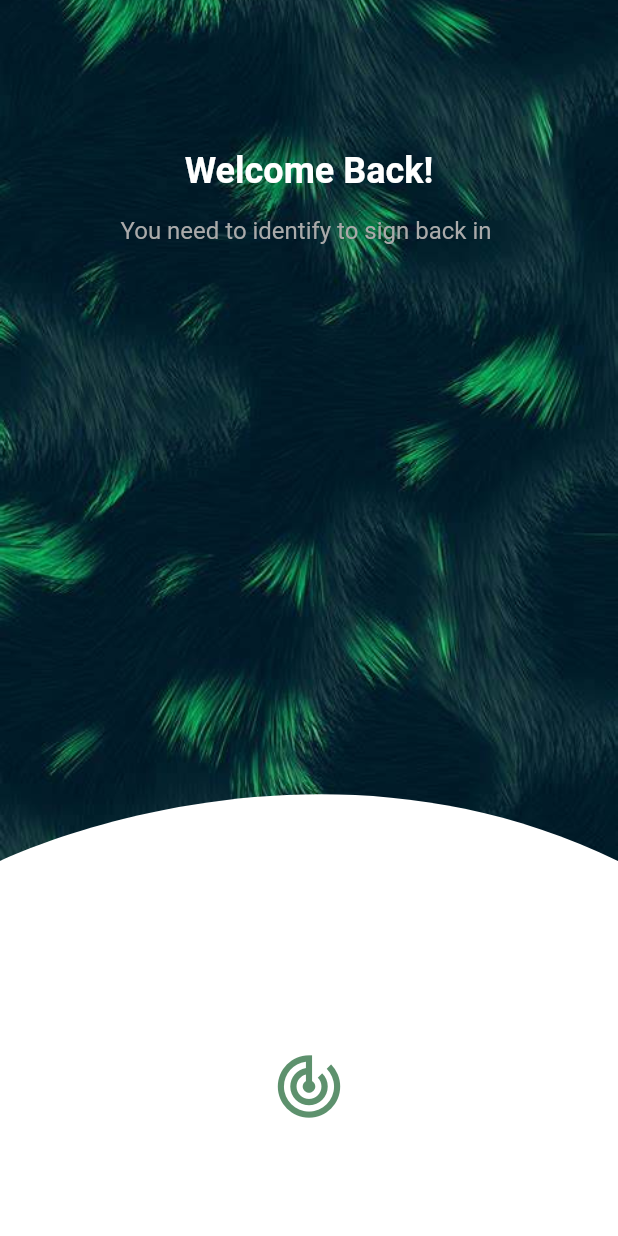
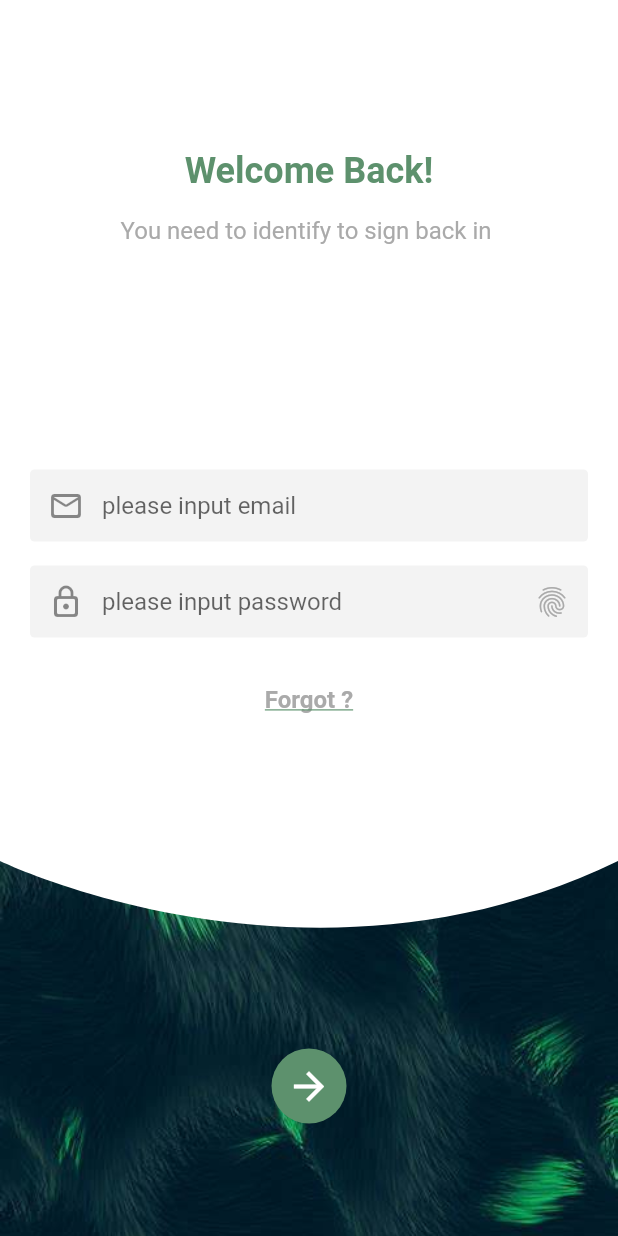
Before and after one commit to MaLuns/flutter_study, a Flutter app: the LoginPage screen opened by its route, after a tap on the "arrow forward" icon, on a phone screen of 412 x 824 dp. Run offline on Flutter 3.47's test engine with Material 2 defaults, Android fonts, the phone set to English and light mode, and no system bars; our stand-ins replace toast.

Commit message:
upd: update

```diff
--- a/lib/pages/login.dart
+++ /dev/null
@@ -1,290 +0,0 @@
-import 'package:flutter/material.dart';
-
-class LoginPage extends StatefulWidget {
-  @override
-  _LoginPageState createState() => _LoginPageState();
-}
-
-class _LoginPageState extends State<LoginPage> with SingleTickerProviderStateMixin {
-  AnimationController _controller;
-  int type = 0;
-  @override
-  void initState() {
-    super.initState();
-
-    _controller = AnimationController(duration: Duration(milliseconds: 300), value: 0, upperBound: 2, vsync: this);
-    CurvedAnimation(parent: _controller, curve: Curves.easeInOutQuart)
-      ..addListener(() {
-        setState(() {});
-      });
-    /* _controller.repeat(reverse: true); */
-  }
-
-  OutlineInputBorder _getOutlineInputBorder() {
-    return OutlineInputBorder(
-      borderSide: BorderSide(color: Color(0x00000000)),
-      borderRadius: BorderRadius.all(
-        Radius.circular(3),
-      ),
-    );
-  }
-
-  @override
-  void dispose() {
-    _controller.dispose();
-    super.dispose();
-  }
-
-  Widget renderPwaLogin() {
-    return Container(
-      key: ValueKey('renderPwaLogin'),
-      padding: EdgeInsets.fromLTRB(20, 100, 20, 20),
-      child: Column(
-        crossAxisAlignment: CrossAxisAlignment.center,
-        children: [
-          Center(
-            child: Text(
-              "Welcome Back!",
-              style: TextStyle(
-                color: Color(0xff5d916d),
-                fontWeight: FontWeight.w700,
-                fontSize: 24,
-              ),
-            ),
-          ),
-          Padding(padding: EdgeInsets.only(top: 16)),
-          Center(
-            child: Text(
-              "You need to identify to sign back in ",
-              style: TextStyle(
-                fontSize: 16,
-                color: Color(0xffaaaaaa),
-              ),
-            ),
-          ),
-          Padding(padding: EdgeInsets.only(top: 150)),
-          TextField(
-            maxLines: 1,
-            keyboardType: TextInputType.emailAddress,
-            decoration: InputDecoration(
-              hintText: "E - M A I l",
-              contentPadding: EdgeInsets.symmetric(vertical: 5),
-              fillColor: Color(0xffeeeeee),
-              filled: true,
-              enabledBorder: _getOutlineInputBorder(),
-              focusedBorder: _getOutlineInputBorder(),
-            ),
-          ),
-          Padding(padding: EdgeInsets.all(10)),
-          TextField(
-            maxLines: 1,
-            keyboardType: TextInputType.emailAddress,
-            decoration: InputDecoration(
-              hintText: "E - M A I l",
-              contentPadding: EdgeInsets.symmetric(vertical: 5),
-              fillColor: Color(0xffeeeeee),
-              filled: true,
-              enabledBorder: _getOutlineInputBorder(),
-              focusedBorder: _getOutlineInputBorder(),
-            ),
-          ),
-        ],
-      ),
-    );
-  }
-
-  Widget renderZwLogin() {
-    return Container(
-      key: ValueKey('renderZwLogin'),
-      padding: EdgeInsets.fromLTRB(20, 100, 20, 20),
-      child: Column(
-        crossAxisAlignment: CrossAxisAlignment.center,
-        children: [
-          Center(
-            child: Text(
-              "Welcome Back!",
-              style: TextStyle(
-                color: Color(0xffffffff),
-                fontWeight: FontWeight.w700,
-                fontSize: 24,
-              ),
-            ),
-          ),
-          Padding(padding: EdgeInsets.all(8)),
-          Center(
-            child: Text(
-              "You need to identify to sign back in ",
-              style: TextStyle(
-                fontSize: 16,
-                color: Color(0xffaaaaaa),
-              ),
-            ),
-          )
-        ],
-      ),
-    );
-  }
-
-  @override
-  Widget build(BuildContext context) {
-    return Scaffold(
-      primary: false,
-      /* backgroundColor: Color(0xfff3f3f3), */
-      resizeToAvoidBottomPadding: false,
-      body: Container(
-        height: MediaQuery.of(context).size.height,
-        width: MediaQuery.of(context).size.width,
-        decoration: BoxDecoration(
-          image: DecorationImage(
-            fit: BoxFit.cover,
-            image: AssetImage('asset/images/login.jpg'),
-          ),
-        ),
-        child: Stack(
-          children: [
-            Container(
-              child: CustomPaint(
-                size: MediaQuery.of(context).size,
-                painter: BgView(_controller.value),
-              ),
-            ),
-            AnimatedSwitcher(
-              duration: Duration(milliseconds: 300),
-              transitionBuilder: (Widget child, Animation<double> animation) => FadeTransition(child: child, opacity: animation),
-              child: type == 0 ? renderPwaLogin() : renderZwLogin(),
-            ),
-            Positioned(
-              bottom: 75,
-              left: 0,
-              right: 0,
-              child: AnimatedSwitcher(
-                duration: Duration(milliseconds: 300),
-                transitionBuilder: (Widget child, Animation<double> animation) => FadeTransition(child: child, opacity: animation),
-                child: type == 0
-                    ? Center(
-                        key: ValueKey(type),
-                        child: GestureDetector(
-                          child: Container(
-                            width: 50,
-                            height: 50,
-                            decoration: BoxDecoration(
-                              color: Color(0xff5d916d),
-                              borderRadius: BorderRadius.circular(25),
-                            ),
-                            child: Icon(
-                              Icons.arrow_forward,
-                              color: Colors.white,
-                              size: 30,
-                            ),
-                          ),
-                          onTap: () {
-                            this._controller.forward();
-                            setState(() {
-                              type = type == 0 ? 1 : 0;
-                            });
-                          },
-                        ),
-                      )
-                    : Center(
-                        key: ValueKey(type),
-                        child: GestureDetector(
-                          child: Container(
-                            width: 50,
-                            height: 50,
-                            child: Icon(
-                              Icons.track_changes,
-                              color: Color(0xff5d916d),
-                              size: 50,
-                            ),
-                          ),
-                          onTap: () {
-                            this._controller.reverse();
-                            setState(() {
-                              type = type == 0 ? 1 : 0;
-                            });
-                          },
-                        ),
-                      ),
-              ),
-            ),
-          ],
-        ),
-      ),
-    );
-  }
-}
-
-class BgView extends CustomPainter {
-  double progress;
-  BgView(this.progress) : super();
-
-  @override
-  void paint(Canvas canvas, Size size) {
-    final paint = Paint()
-      ..color = Color(0xffffffff)
-      ..isAntiAlias = true;
-    double minHeight = 150; // 最低高度
-    double radianHeight = 100; // 弧度高度
-
-    if (progress < 1) {
-      /* canvas.drawPath(
-        Path()
-          ..moveTo(0, (size.height - minHeight) * progress)
-          ..lineTo(0, size.height - (minHeight + radianHeight) * (1 - progress))
-          ..cubicTo(
-            0,
-            size.height - (minHeight + radianHeight) * (1 - progress),
-            size.width / 2,
-            size.height - minHeight * (1 - progress),
-            size.width,
-            size.height - (minHeight + radianHeight) * (1 - progress),
-          )
-          ..lineTo(size.width, (size.height - minHeight) * progress)
-          ..cubicTo(
-            size.width,
-            (size.height - minHeight) * progress,
-            size.width / 2,
-            (size.height - minHeight - radianHeight) * progress,
-            0,
-            (size.height - minHeight) * progress,
-          ),
-        paint,
-      ); */
-      canvas.drawPath(
-        Path()
-          ..moveTo(0, 0)
-          ..lineTo(0, size.height - (minHeight + radianHeight) * (1 - progress))
-          ..cubicTo(
-            0,
-            size.height - (minHeight + radianHeight) * (1 - progress),
-            size.width / 2,
-            size.height - minHeight * (1 - progress),
-            size.width,
-            size.height - (minHeight + radianHeight) * (1 - progress),
-          )
-          ..lineTo(size.width, 0),
-        paint,
-      );
-    } else {
-      print((size.height - minHeight) * (progress - 1));
-      canvas.drawPath(
-        Path()
-          ..moveTo(0, size.height)
-          ..lineTo(0, (size.height - minHeight - radianHeight) * (progress - 1))
-          ..cubicTo(
-            0,
-            (size.height - minHeight - radianHeight) * (progress - 1),
-            size.width / 2,
-            (size.height - minHeight - radianHeight * 2) * (progress - 1),
-            size.width,
-            (size.height - minHeight - radianHeight) * (progress - 1),
-          )
-          ..lineTo(size.width, size.height),
-        paint,
-      );
-    }
-  }
-
-  @override
-  bool shouldRepaint(covariant CustomPainter oldDelegate) => true;
-}
--- a/lib/router/index.dart
+++ b/lib/router/index.dart
@@ -1,8 +1,8 @@
 import 'package:flutter/widgets.dart';
 import 'package:flutter_study/demo_app/study_app/home.dart';
 import 'package:flutter_study/demo_app/theme_shop/index.dart';
-import 'package:flutter_study/pages/home.dart';
-import 'package:flutter_study/pages/login.dart';
+import 'package:flutter_study/views/home.dart';
+import 'package:flutter_study/views/login.dart';
 
 Map<String, WidgetBuilder> routes = {
   '/': (context) => HomePage(),
--- /dev/null
+++ b/lib/views/login.dart
@@ -0,0 +1,387 @@
+import 'package:flutter/material.dart';
+
+class LoginPage extends StatefulWidget {
+  @override
+  _LoginPageState createState() => _LoginPageState();
+}
+
+class _LoginPageState extends State<LoginPage> with SingleTickerProviderStateMixin {
+  AnimationController _controller;
+  int type = 0;
+  double minHeight = 150;
+  double radianHeight = 100;
+
+  @override
+  void initState() {
+    super.initState();
+
+    _controller = AnimationController(duration: Duration(milliseconds: 300), value: 0, upperBound: 2, vsync: this);
+    CurvedAnimation(parent: _controller, curve: Curves.easeInOutQuart)
+      ..addListener(() {
+        setState(() {});
+      });
+  }
+
+  @override
+  void dispose() {
+    _controller.dispose();
+    super.dispose();
+  }
+
+  void change() {
+    if (this._controller.status == AnimationStatus.dismissed) {
+      this._controller.forward();
+    }
+    if (this._controller.status == AnimationStatus.completed) {
+      this._controller.reverse();
+    }
+    setState(() {
+      type = type == 0 ? 1 : 0;
+    });
+  }
+
+  @override
+  Widget build(BuildContext context) {
+    return Scaffold(
+      primary: false,
+      resizeToAvoidBottomPadding: false,
+      body: GestureDetector(
+        onTap: () {
+          // 点击其他区域 去除焦点
+          FocusScope.of(context).unfocus();
+        },
+        child: Container(
+          height: MediaQuery.of(context).size.height,
+          width: MediaQuery.of(context).size.width,
+          decoration: BoxDecoration(
+            image: DecorationImage(
+              fit: BoxFit.cover,
+              image: AssetImage('asset/images/login.jpg'),
+            ),
+          ),
+          child: Stack(
+            children: [
+              Container(
+                child: CustomPaint(
+                  size: MediaQuery.of(context).size,
+                  painter: BgView(
+                    progress: _controller.value,
+                    minHeight: minHeight,
+                    radianHeight: radianHeight,
+                  ),
+                ),
+              ),
+              AnimatedSwitcher(
+                duration: Duration(milliseconds: 300),
+                transitionBuilder: (Widget child, Animation<double> animation) => FadeTransition(child: child, opacity: animation),
+                child: type == 0
+                    ? PasswordLogin(
+                        key: ValueKey('renderPasswordLogin'),
+                        typeChange: this.change,
+                        minHeight: minHeight,
+                        radianHeight: radianHeight,
+                      )
+                    : FingerprintLogin(
+                        key: ValueKey('renderFingerprintLogin'),
+                        typeChange: this.change,
+                        minHeight: minHeight,
+                        radianHeight: radianHeight,
+                      ),
+              ),
+            ],
+          ),
+        ),
+      ),
+    );
+  }
+}
+
+// 用户密码登录
+class PasswordLogin extends StatefulWidget {
+  final Function typeChange;
+  final double minHeight;
+  final double radianHeight;
+
+  PasswordLogin({Key key, this.typeChange, this.minHeight = 150, this.radianHeight = 100}) : super(key: key);
+
+  @override
+  _PasswordLoginState createState() => _PasswordLoginState();
+}
+
+class _PasswordLoginState extends State<PasswordLogin> {
+  FocusNode focusNode = FocusNode(
+    descendantsAreFocusable: false,
+    canRequestFocus: false,
+    skipTraversal: true,
+  );
+
+  OutlineInputBorder _getOutlineInputBorder() {
+    return OutlineInputBorder(
+      borderSide: BorderSide(color: Color(0x00000000)),
+      borderRadius: BorderRadius.all(
+        Radius.circular(3),
+      ),
+    );
+  }
+
+  @override
+  Widget build(BuildContext context) {
+    return Stack(
+      key: ValueKey('renderPasswordLogin'),
+      children: [
+        Padding(
+          padding: EdgeInsets.fromLTRB(20, 100, 20, 20),
+          child: Column(
+            crossAxisAlignment: CrossAxisAlignment.center,
+            children: [
+              Center(
+                child: Text(
+                  "Welcome Back!",
+                  style: TextStyle(
+                    color: Color(0xff5d916d),
+                    fontWeight: FontWeight.w700,
+                    fontSize: 24,
+                  ),
+                ),
+              ),
+              Padding(padding: EdgeInsets.only(top: 16)),
+              Center(
+                child: Text(
+                  "You need to identify to sign back in ",
+                  style: TextStyle(
+                    fontSize: 16,
+                    color: Color(0xffaaaaaa),
+                  ),
+                ),
+              ),
+              Padding(padding: EdgeInsets.only(top: 150)),
+              TextField(
+                maxLines: 1,
+                keyboardType: TextInputType.emailAddress,
+                decoration: InputDecoration(
+                  hintText: "please input email",
+                  contentPadding: EdgeInsets.symmetric(vertical: 5),
+                  fillColor: Color(0xfff3f3f3),
+                  filled: true,
+                  enabledBorder: _getOutlineInputBorder(),
+                  focusedBorder: _getOutlineInputBorder(),
+                  prefixIcon: Icon(Icons.mail_outline_rounded),
+                ),
+                //textAlign: TextAlign.center,
+              ),
+              Padding(padding: EdgeInsets.only(top: 16)),
+              TextField(
+                maxLines: 1,
+                keyboardType: TextInputType.visiblePassword,
+                focusNode: focusNode,
+                decoration: InputDecoration(
+                  hintText: "please input password",
+                  contentPadding: EdgeInsets.symmetric(vertical: 5),
+                  fillColor: Color(0xfff3f3f3),
+                  filled: true,
+                  enabledBorder: _getOutlineInputBorder(),
+                  focusedBorder: _getOutlineInputBorder(),
+                  prefixIcon: Icon(Icons.lock_outline_rounded),
+                  suffixIcon: IconButton(
+                    icon: Icon(Icons.fingerprint, color: Color(0xffaaaaaa)),
+                    onPressed: () {
+                      focusNode.unfocus();
+                      widget.typeChange();
+                    },
+                  ),
+                ),
+              ),
+              Padding(padding: EdgeInsets.only(top: 32)),
+              Center(
+                child: Text(
+                  "Forgot ?",
+                  style: TextStyle(
+                    color: Color(0xffaaaaaa),
+                    fontWeight: FontWeight.w700,
+                    fontSize: 16,
+                    decoration: TextDecoration.underline,
+                    decorationColor: Color(0xff5d916d),
+                    decorationStyle: TextDecorationStyle.solid,
+                  ),
+                ),
+              ),
+            ],
+          ),
+        ),
+        Positioned(
+          bottom: 0,
+          left: 0,
+          right: 0,
+          height: widget.minHeight + widget.radianHeight / 2,
+          child: Center(
+            child: GestureDetector(
+              child: Container(
+                width: 50,
+                height: 50,
+                decoration: BoxDecoration(
+                  color: Color(0xff5d916d),
+                  borderRadius: BorderRadius.circular(25),
+                ),
+                child: Icon(
+                  Icons.arrow_forward,
+                  color: Colors.white,
+                  size: 30,
+                ),
+              ),
+              onTap: () {},
+            ),
+          ),
+        ),
+      ],
+    );
+  }
+}
+
+// 指纹登录
+class FingerprintLogin extends StatefulWidget {
+  final Function typeChange;
+  final double minHeight;
+  final double radianHeight;
+
+  FingerprintLogin({Key key, this.typeChange, this.minHeight = 150, this.radianHeight = 100}) : super(key: key);
+
+  @override
+  _FingerprintLoginState createState() => _FingerprintLoginState();
+}
+
+class _FingerprintLoginState extends State<FingerprintLogin> {
+  @override
+  Widget build(BuildContext context) {
+    return Stack(
+      key: ValueKey('renderFingerprintLogin'),
+      children: [
+        Padding(
+          padding: EdgeInsets.fromLTRB(20, 100, 20, 20),
+          child: Column(
+            crossAxisAlignment: CrossAxisAlignment.center,
+            children: [
+              Center(
+                child: Text(
+                  "Welcome Back!",
+                  style: TextStyle(
+                    color: Color(0xffffffff),
+                    fontWeight: FontWeight.w700,
+                    fontSize: 24,
+                  ),
+                ),
+              ),
+              Padding(padding: EdgeInsets.all(8)),
+              Center(
+                child: Text(
+                  "You need to identify to sign back in ",
+                  style: TextStyle(
+                    fontSize: 16,
+                    color: Color(0xffaaaaaa),
+                  ),
+                ),
+              ),
+            ],
+          ),
+        ),
+        Positioned(
+          bottom: 0,
+          left: 0,
+          right: 0,
+          height: widget.minHeight + widget.radianHeight * 1.5,
+          child: Column(
+            mainAxisAlignment: MainAxisAlignment.center,
+            children: [
+              Container(
+                width: 70,
+                height: 70,
+                child: Icon(
+                  Icons.fingerprint,
+                  color: Color(0xff5d916d),
+                  size: 70,
+                ),
+              ),
+              GestureDetector(
+                child: Padding(
+                  padding: EdgeInsets.only(top: 80),
+                  child: Text(
+                    'Use password',
+                    style: TextStyle(
+                      color: Color(0xffaaaaaa),
+                      decoration: TextDecoration.underline,
+                      decorationColor: Color(0xff5d916d),
+                      decorationStyle: TextDecorationStyle.solid,
+                    ),
+                  ),
+                ),
+                onTap: () {
+                  widget.typeChange();
+                },
+              ),
+            ],
+          ),
+        ),
+      ],
+    );
+  }
+}
+
+// 背景动画
+class BgView extends CustomPainter {
+  double progress;
+  double minHeight;
+  double radianHeight;
+  Color color;
+
+  BgView({
+    @required this.progress,
+    this.minHeight = 150,
+    this.radianHeight = 100,
+    this.color = const Color(0xffffffff),
+  }) : super();
+
+  @override
+  void paint(Canvas canvas, Size size) {
+    final paint = Paint()
+      ..color = color
+      ..isAntiAlias = true;
+
+    if (progress < 1) {
+      canvas.drawPath(
+        Path()
+          ..moveTo(0, 0)
+          ..lineTo(0, size.height - (minHeight + radianHeight) * (1 - progress))
+          ..cubicTo(
+            0,
+            size.height - (minHeight + radianHeight) * (1 - progress),
+            size.width / 2,
+            size.height - minHeight * (1 - progress),
+            size.width,
+            size.height - (minHeight + radianHeight) * (1 - progress),
+          )
+          ..lineTo(size.width, 0),
+        paint,
+      );
+      // print(size.height - minHeight * (1 - progress));
+    } else {
+      // print((size.height - minHeight) * (progress - 1));
+      canvas.drawPath(
+        Path()
+          ..moveTo(0, size.height)
+          ..lineTo(0, (size.height - minHeight - radianHeight) * (progress - 1))
+          ..cubicTo(
+            0,
+            (size.height - minHeight - radianHeight) * (progress - 1),
+            size.width / 2,
+            (size.height - minHeight - radianHeight * 2) * (progress - 1),
+            size.width,
+            (size.height - minHeight - radianHeight) * (progress - 1),
+          )
+          ..lineTo(size.width, size.height),
+        paint,
+      );
+    }
+  }
+
+  @override
+  bool shouldRepaint(covariant CustomPainter oldDelegate) => true;
+}
```
Also changed, not shown: lib/demo_app/study_app/views/basic_widgets/basic_icon_demo.dart (+11 -27 lines), lib/icon/iconfont.dart (added, +29 -0 lines), asset/fonts/iconfont.ttf, lib/views/home.dart (renamed from lib/pages/home.dart), 1 other file.
